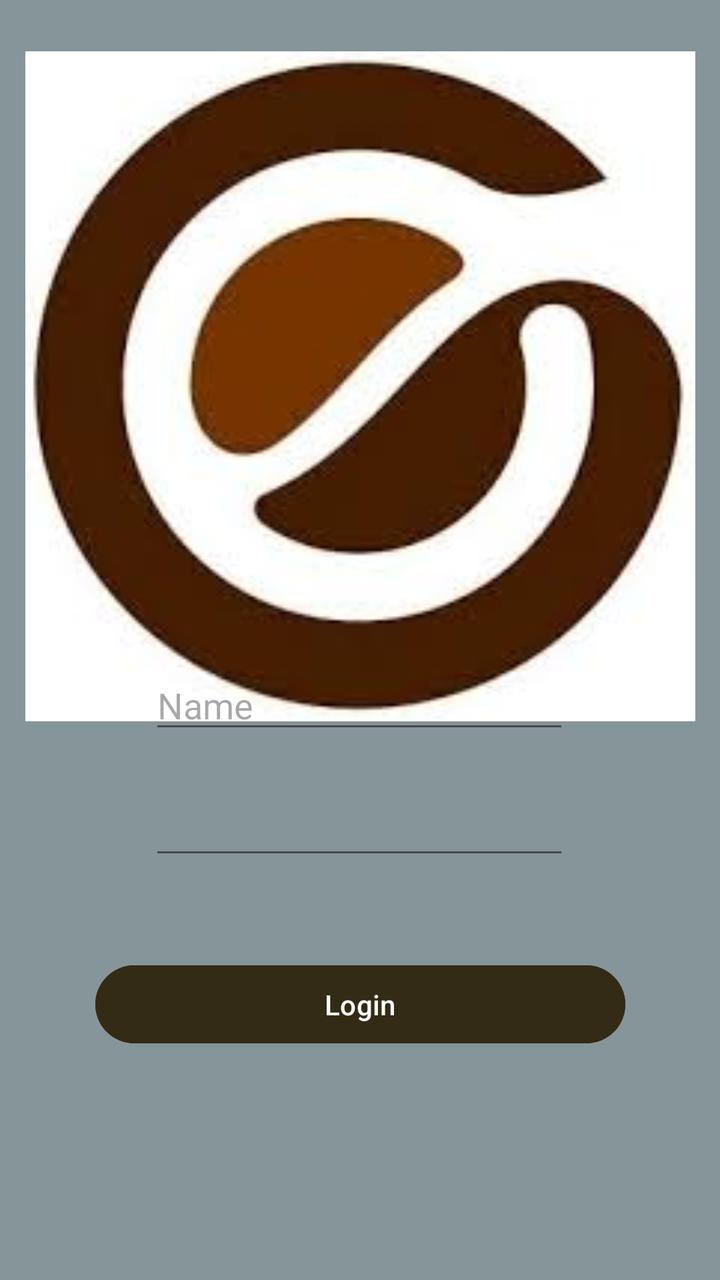
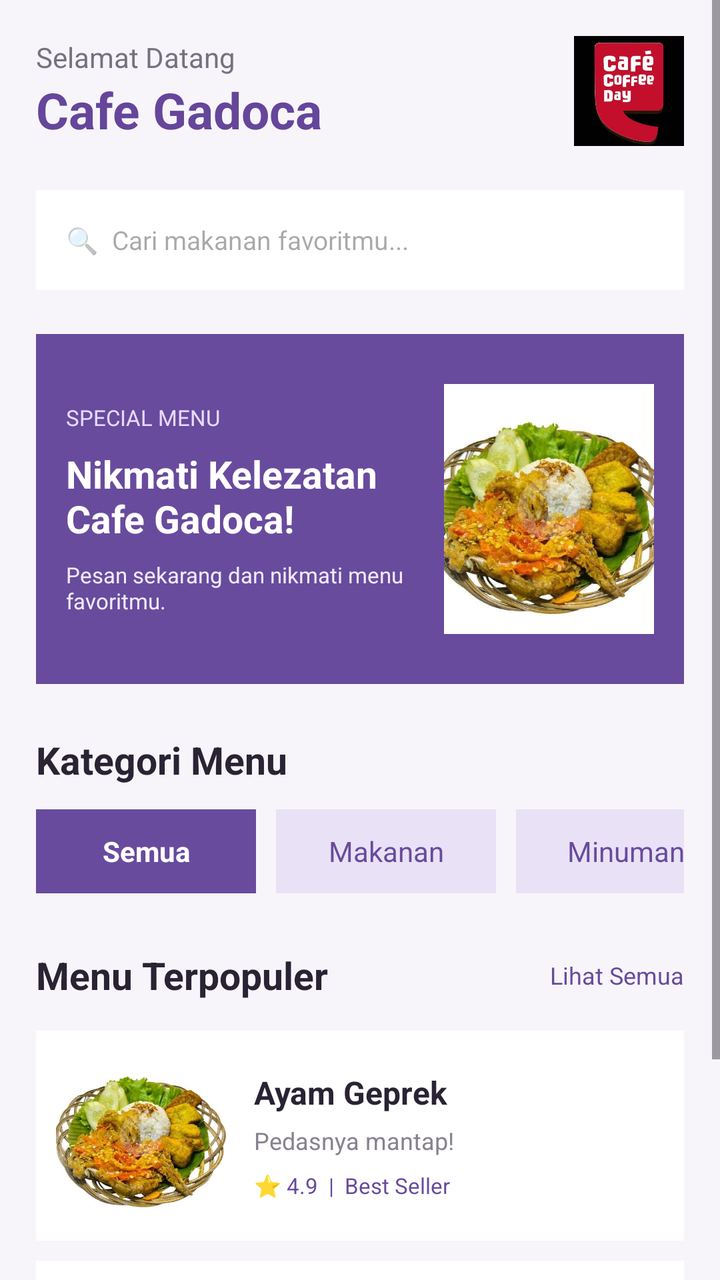

Screens rendered from an Android XML layout before and after an edit, with the pre-edit source and the edit as a unified diff.
<!-- AndroidManifest.xml: application theme Theme.MRMOREO -->
<!-- res/layout/fragment_home.xml -->
<?xml version="1.0" encoding="utf-8"?>
<androidx.constraintlayout.widget.ConstraintLayout xmlns:android="http://schemas.android.com/apk/res/android"
    xmlns:tools="http://schemas.android.com/tools"
    android:layout_width="match_parent"
    android:layout_height="match_parent"
    xmlns:app="http://schemas.android.com/apk/res-auto"
    android:background="#869599"
    tools:context=".Home.HomeFragment">

    <ImageView
        android:id="@+id/imageView2"
        android:layout_width="348dp"
        android:layout_height="335dp"
        android:src="@drawable/gadoca"
        app:layout_constraintBottom_toBottomOf="parent"
        app:layout_constraintEnd_toEndOf="parent"
        app:layout_constraintHorizontal_bias="0.492"
        app:layout_constraintStart_toStartOf="parent"
        app:layout_constraintTop_toTopOf="parent"
        app:layout_constraintVertical_bias="0.084" />
    <EditText
        android:id="@+id/idNama"
        android:layout_width="wrap_content"
        android:layout_height="wrap_content"
        android:ems="10"
        android:inputType="text"
        android:hint="Name"
        android:textColor="@color/white"
        app:layout_constraintBottom_toBottomOf="parent"
        app:layout_constraintEnd_toEndOf="parent"
        app:layout_constraintHorizontal_bias="0.497"
        app:layout_constraintStart_toStartOf="parent"
        app:layout_constraintTop_toTopOf="parent"
        app:layout_constraintVertical_bias="0.552" />

    <EditText
        android:id="@+id/Password"
        android:layout_width="wrap_content"
        android:layout_height="wrap_content"
        android:ems="10"
        android:inputType="textPassword"
        app:layout_constraintBottom_toBottomOf="parent"
        app:layout_constraintEnd_toEndOf="parent"
        app:layout_constraintHorizontal_bias="0.497"
        app:layout_constraintStart_toStartOf="parent"
        app:layout_constraintTop_toTopOf="parent"
        app:layout_constraintVertical_bias="0.657" />

    <Button
        android:id="@+id/btnMasuk"
        android:layout_width="265dp"
        android:layout_height="47dp"
        android:backgroundTint="#332B15"
        android:text="Login"
        app:layout_constraintBottom_toBottomOf="parent"
        app:layout_constraintEnd_toEndOf="parent"
        app:layout_constraintStart_toStartOf="parent"
        app:layout_constraintTop_toTopOf="parent"
        app:layout_constraintVertical_bias="0.807"
        tools:ignore="MissingConstraints" />

</androidx.constraintlayout.widget.ConstraintLayout>
<!-- resources referenced by this layout -->
<resources>
  <color name="white">#FFFFFFFF</color>
  <!-- drawable gadoca: jpg bitmap (drawable, 6631 bytes) -->
  <style name="Theme.MRMOREO" parent="Base.Theme.MRMOREO" />
  <style name="Base.Theme.MRMOREO" parent="Theme.Material3.DayNight.NoActionBar">
          
          
      </style>
</resources>

<!-- the commit's change to res/layout/fragment_home.xml (unified diff, before → after) -->
@@ -1,62 +1,304 @@
 <?xml version="1.0" encoding="utf-8"?>
-<androidx.constraintlayout.widget.ConstraintLayout xmlns:android="http://schemas.android.com/apk/res/android"
-    xmlns:tools="http://schemas.android.com/tools"
+<ScrollView xmlns:android="http://schemas.android.com/apk/res/android"
     android:layout_width="match_parent"
     android:layout_height="match_parent"
-    xmlns:app="http://schemas.android.com/apk/res-auto"
-    android:background="#869599"
-    tools:context=".Home.HomeFragment">
-
-    <ImageView
-        android:id="@+id/imageView2"
-        android:layout_width="348dp"
-        android:layout_height="335dp"
-        android:src="@drawable/gadoca"
-        app:layout_constraintBottom_toBottomOf="parent"
-        app:layout_constraintEnd_toEndOf="parent"
-        app:layout_constraintHorizontal_bias="0.492"
-        app:layout_constraintStart_toStartOf="parent"
-        app:layout_constraintTop_toTopOf="parent"
-        app:layout_constraintVertical_bias="0.084" />
-    <EditText
-        android:id="@+id/idNama"
-        android:layout_width="wrap_content"
+    android:background="#F7F5FA"
+    android:fillViewport="true">
+
+    <LinearLayout
+        android:layout_width="match_parent"
         android:layout_height="wrap_content"
-        android:ems="10"
-        android:inputType="text"
-        android:hint="Name"
-        android:textColor="@color/white"
-        app:layout_constraintBottom_toBottomOf="parent"
-        app:layout_constraintEnd_toEndOf="parent"
-        app:layout_constraintHorizontal_bias="0.497"
-        app:layout_constraintStart_toStartOf="parent"
-        app:layout_constraintTop_toTopOf="parent"
-        app:layout_constraintVertical_bias="0.552" />
-
-    <EditText
-        android:id="@+id/Password"
-        android:layout_width="wrap_content"
-        android:layout_height="wrap_content"
-        android:ems="10"
-        android:inputType="textPassword"
-        app:layout_constraintBottom_toBottomOf="parent"
-        app:layout_constraintEnd_toEndOf="parent"
-        app:layout_constraintHorizontal_bias="0.497"
-        app:layout_constraintStart_toStartOf="parent"
-        app:layout_constraintTop_toTopOf="parent"
-        app:layout_constraintVertical_bias="0.657" />
-
-    <Button
-        android:id="@+id/btnMasuk"
-        android:layout_width="265dp"
-        android:layout_height="47dp"
-        android:backgroundTint="#332B15"
-        android:text="Login"
-        app:layout_constraintBottom_toBottomOf="parent"
-        app:layout_constraintEnd_toEndOf="parent"
-        app:layout_constraintStart_toStartOf="parent"
-        app:layout_constraintTop_toTopOf="parent"
-        app:layout_constraintVertical_bias="0.807"
-        tools:ignore="MissingConstraints" />
-
-</androidx.constraintlayout.widget.ConstraintLayout>
+        android:orientation="vertical"
+        android:padding="18dp">
+
+        
+        <LinearLayout
+            android:layout_width="match_parent"
+            android:layout_height="wrap_content"
+            android:gravity="center_vertical">
+
+            <LinearLayout
+                android:layout_width="0dp"
+                android:layout_height="wrap_content"
+                android:layout_weight="1"
+                android:orientation="vertical">
+
+                <TextView
+                    android:layout_width="wrap_content"
+                    android:layout_height="wrap_content"
+                    android:text="Selamat Datang"
+                    android:textColor="#77717F"
+                    android:textSize="14sp"/>
+
+                <TextView
+                    android:layout_width="wrap_content"
+                    android:layout_height="wrap_content"
+                    android:text="Cafe Gadoca"
+                    android:textColor="#65469B"
+                    android:textSize="25sp"
+                    android:textStyle="bold"/>
+
+            </LinearLayout>
+
+            <ImageView
+                android:layout_width="55dp"
+                android:layout_height="55dp"
+                android:src="@drawable/logoo"
+                android:scaleType="fitCenter"/>
+
+        </LinearLayout>
+
+        
+        <EditText
+            android:id="@+id/etSearchMenu"
+            android:layout_width="match_parent"
+            android:layout_height="50dp"
+            android:layout_marginTop="22dp"
+            android:background="#FFFFFF"
+            android:hint="🔍  Cari makanan favoritmu..."
+            android:paddingHorizontal="15dp"
+            android:textSize="13sp"
+            android:singleLine="true"/>
+
+        
+        <LinearLayout
+            android:layout_width="match_parent"
+            android:layout_height="175dp"
+            android:layout_marginTop="22dp"
+            android:background="#684B9D"
+            android:gravity="center_vertical"
+            android:orientation="horizontal"
+            android:padding="15dp">
+
+            <LinearLayout
+                android:layout_width="0dp"
+                android:layout_height="wrap_content"
+                android:layout_weight="1"
+                android:orientation="vertical">
+
+                <TextView
+                    android:layout_width="wrap_content"
+                    android:layout_height="wrap_content"
+                    android:text="SPECIAL MENU"
+                    android:textColor="#E6D9FF"
+                    android:textSize="11sp"/>
+
+                <TextView
+                    android:layout_width="wrap_content"
+                    android:layout_height="wrap_content"
+                    android:layout_marginTop="8dp"
+                    android:text="Nikmati Kelezatan Cafe Gadoca!"
+                    android:textColor="#FFFFFF"
+                    android:textSize="19sp"
+                    android:textStyle="bold"/>
+
+                <TextView
+                    android:layout_width="wrap_content"
+                    android:layout_height="wrap_content"
+                    android:layout_marginTop="8dp"
+                    android:text="Pesan sekarang dan nikmati menu favoritmu."
+                    android:textColor="#F1EAFE"
+                    android:textSize="11sp"/>
+
+            </LinearLayout>
+
+            <ImageView
+                android:layout_width="105dp"
+                android:layout_height="125dp"
+                android:src="@drawable/menugadoca1"
+                android:scaleType="centerCrop"/>
+
+        </LinearLayout>
+
+        
+        <TextView
+            android:layout_width="wrap_content"
+            android:layout_height="wrap_content"
+            android:layout_marginTop="25dp"
+            android:text="Kategori Menu"
+            android:textColor="#292333"
+            android:textSize="19sp"
+            android:textStyle="bold"/>
+
+        <HorizontalScrollView
+            android:layout_width="match_parent"
+            android:layout_height="55dp"
+            android:layout_marginTop="12dp"
+            android:scrollbars="none">
+
+            <LinearLayout
+                android:layout_width="wrap_content"
+                android:layout_height="match_parent"
+                android:orientation="horizontal">
+
+                <TextView
+                    android:layout_width="110dp"
+                    android:layout_height="42dp"
+                    android:background="#684B9D"
+                    android:gravity="center"
+                    android:text="Semua"
+                    android:textColor="#FFFFFF"
+                    android:textStyle="bold"/>
+
+                <TextView
+                    android:layout_width="110dp"
+                    android:layout_height="42dp"
+                    android:layout_marginStart="10dp"
+                    android:background="#E9E1F5"
+                    android:gravity="center"
+                    android:text="Makanan"
+                    android:textColor="#684B9D"/>
+
+                <TextView
+                    android:layout_width="110dp"
+                    android:layout_height="42dp"
+                    android:layout_marginStart="10dp"
+                    android:background="#E9E1F5"
+                    android:gravity="center"
+                    android:text="Minuman"
+                    android:textColor="#684B9D"/>
+
+                <TextView
+                    android:layout_width="110dp"
+                    android:layout_height="42dp"
+                    android:layout_marginStart="10dp"
+                    android:background="#E9E1F5"
+                    android:gravity="center"
+                    android:text="Cemilan"
+                    android:textColor="#684B9D"/>
+
+            </LinearLayout>
+        </HorizontalScrollView>
+
+        
+        <LinearLayout
+            android:layout_width="match_parent"
+            android:layout_height="wrap_content"
+            android:layout_marginTop="15dp"
+            android:gravity="center_vertical">
+
+            <TextView
+                android:layout_width="0dp"
+                android:layout_height="wrap_content"
+                android:layout_weight="1"
+                android:text="Menu Terpopuler"
+                android:textColor="#292333"
+                android:textSize="19sp"
+                android:textStyle="bold"/>
+
+            <TextView
+                android:layout_width="wrap_content"
+                android:layout_height="wrap_content"
+                android:text="Lihat Semua"
+                android:textColor="#684B9D"
+                android:textSize="12sp"/>
+
+        </LinearLayout>
+
+        
+        <LinearLayout
+            android:layout_width="match_parent"
+            android:layout_height="105dp"
+            android:layout_marginTop="15dp"
+            android:background="#FFFFFF"
+            android:gravity="center_vertical"
+            android:padding="10dp">
+
+            <ImageView
+                android:layout_width="85dp"
+                android:layout_height="85dp"
+                android:src="@drawable/menugadoca1"
+                android:scaleType="centerCrop"/>
+
+            <LinearLayout
+                android:layout_width="0dp"
+                android:layout_height="wrap_content"
+                android:layout_marginStart="14dp"
+                android:layout_weight="1"
+                android:orientation="vertical">
+
+                <TextView
+                    android:layout_width="wrap_content"
+                    android:layout_height="wrap_content"
+                    android:text="Ayam Geprek"
+                    android:textColor="#292333"
+                    android:textSize="16sp"
+                    android:textStyle="bold"/>
+
+                <TextView
+                    android:layout_width="wrap_content"
+                    android:layout_height="wrap_content"
+                    android:layout_marginTop="5dp"
+                    android:text="Pedasnya mantap!"
+                    android:textColor="#88818F"
+                    android:textSize="12sp"/>
+
+                <TextView
+                    android:layout_width="wrap_content"
+                    android:layout_height="wrap_content"
+                    android:layout_marginTop="7dp"
+                    android:text="⭐ 4.9  |  Best Seller"
+                    android:textColor="#684B9D"
+                    android:textSize="11sp"/>
+
+            </LinearLayout>
+
+        </LinearLayout>
+
+        
+        <LinearLayout
+            android:layout_width="match_parent"
+            android:layout_height="105dp"
+            android:layout_marginTop="10dp"
+            android:background="#FFFFFF"
+            android:gravity="center_vertical"
+            android:padding="10dp">
+
+            <ImageView
+                android:layout_width="85dp"
+                android:layout_height="85dp"
+                android:src="@drawable/menugadoca2"
+                android:scaleType="centerCrop"/>
+
+            <LinearLayout
+                android:layout_width="0dp"
+                android:layout_height="wrap_content"
+                android:layout_marginStart="14dp"
+                android:layout_weight="1"
+                android:orientation="vertical">
+
+                <TextView
+                    android:layout_width="wrap_content"
+                    android:layout_height="wrap_content"
+                    android:text="Ayam Rica Rica"
+                    android:textColor="#292333"
+                    android:textSize="16sp"
+                    android:textStyle="bold"/>
+
+                <TextView
+                    android:layout_width="wrap_content"
+                    android:layout_height="wrap_content"
+                    android:layout_marginTop="5dp"
+                    android:text="Favorit banget!"
+                    android:textColor="#88818F"
+                    android:textSize="12sp"/>
+
+                <TextView
+                    android:layout_width="wrap_content"
+                    android:layout_height="wrap_content"
+                    android:layout_marginTop="7dp"
+                    android:text="⭐ 4.8  |  Favorite"
+                    android:textColor="#684B9D"
+                    android:textSize="11sp"/>
+
+            </LinearLayout>
+
+        </LinearLayout>
+
+        <View
+            android:layout_width="match_parent"
+            android:layout_height="20dp"/>
+
+    </LinearLayout>
+
+</ScrollView>
<!-- resource entries referenced after the edit -->
@@ -1,7 +1,8 @@
 <!-- resources referenced by this layout -->
 <resources>
-  <color name="white">#FFFFFFFF</color>
-  <!-- drawable gadoca: jpg bitmap (drawable, 6631 bytes) -->
+  <!-- drawable logoo: jpg bitmap (drawable, 21954 bytes) -->
+  <!-- drawable menugadoca1: jpeg bitmap (drawable, 58570 bytes) -->
+  <!-- drawable menugadoca2: jpeg bitmap (drawable, 55484 bytes) -->
   <style name="Theme.MRMOREO" parent="Base.Theme.MRMOREO" />
   <style name="Base.Theme.MRMOREO" parent="Theme.Material3.DayNight.NoActionBar">
           
